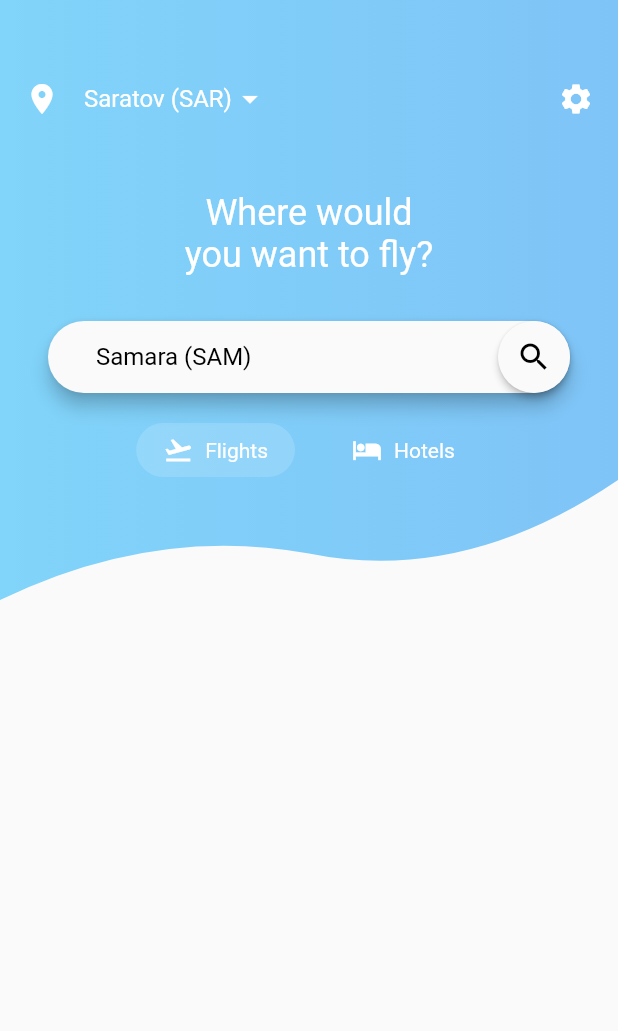
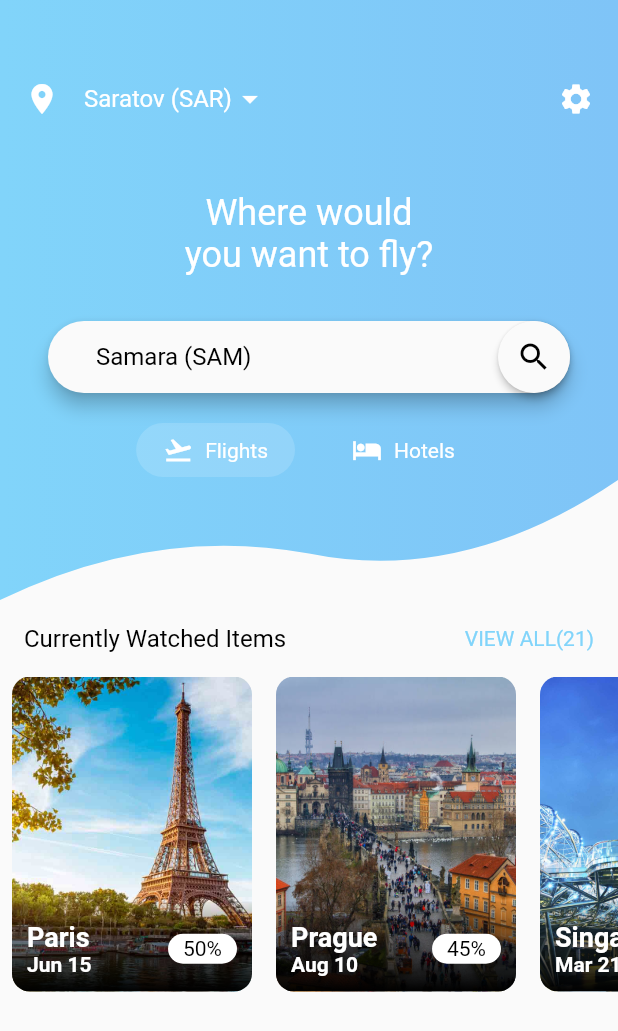
Before and after one commit to Suvorov-Alex/Flight-App-Ui, a Flutter app: the screen it shows after launch, on a phone screen of 412 x 824 dp. Shown: the top 1031 px of the screen. Run offline on Flutter 3.47's test engine with Material 2 defaults, Android fonts, the phone set to English and light mode, and no system bars; Roboto replaces fonts that are missing (Oxygen).

Commit message:
Implement list of city cards

```diff
--- a/flight_app_ui/lib/main.dart
+++ b/flight_app_ui/lib/main.dart
@@ -18,7 +18,7 @@ class HomeScreen extends StatelessWidget {
   Widget build(BuildContext context) {
     return Scaffold(
       body: Column(
-        children: <Widget>[HomeScreenTopPart()],
+        children: <Widget>[HomeScreenTopPart(), homeScreenBottomPart],
       ),
     );
   }
@@ -230,3 +230,131 @@ class _ChoiceChipState extends State<ChoiceChip> {
     );
   }
 }
+
+var viewAllStyle = TextStyle(fontSize: 14.0, color: appTheme.primaryColor);
+
+var homeScreenBottomPart = Column(
+  children: <Widget>[
+    Padding(
+      padding: const EdgeInsets.all(16.0),
+      child: Row(
+        mainAxisAlignment: MainAxisAlignment.spaceBetween,
+        mainAxisSize: MainAxisSize.max,
+        children: <Widget>[
+          Text("Currently Watched Items", style: dropDownMenuItemStyle),
+          Spacer(),
+          Text("VIEW ALL(21)", style: viewAllStyle),
+        ],
+      ),
+    ),
+    Container(
+      height: 210.0,
+      child: ListView(
+        scrollDirection: Axis.horizontal,
+        children: cityCards,
+      ),
+    )
+  ],
+);
+
+List<CityCard> cityCards = [
+  CityCard("assets/images/eifel.jpg", "Paris", "Jun 15", "50", "8319", "4159"),
+  CityCard(
+      "assets/images/prague.jpg", "Prague", "Aug 10", "45", "4299", "2250"),
+  CityCard("assets/images/singapore.jpg", "Singapore", "Mar 21", "50", "9999", "4999"),
+  CityCard("assets/images/ny.jpg", "New York City", "Sep 7", "50", "9000", "4500"),
+  CityCard("assets/images/moscow.jpg", "Moscow", "May 9", "50", "499", "249"),
+];
+
+class CityCard extends StatelessWidget {
+  final String image;
+  final String cityName;
+  final String tourDate;
+  final String discount;
+  final String price;
+  final String priceWithDiscount;
+
+  CityCard(this.image, this.cityName, this.tourDate, this.discount, this.price,
+      this.priceWithDiscount);
+
+  @override
+  Widget build(BuildContext context) {
+    return Padding(
+      padding: const EdgeInsets.symmetric(
+        horizontal: 8.0,
+      ),
+      child: ClipRRect(
+        borderRadius: BorderRadius.all(Radius.circular(12.0)),
+        child: Stack(
+          children: <Widget>[
+            Container(
+                height: 210.0,
+                width: 160.0,
+                child: DecoratedBox(
+                    decoration: BoxDecoration(
+                        image: DecorationImage(
+                            image: AssetImage(image), fit: BoxFit.cover)))),
+            Positioned(
+              left: 0.0,
+              bottom: 0.0,
+              width: 160.0,
+              height: 60.0,
+              child: Container(
+                decoration: BoxDecoration(
+                    gradient: LinearGradient(
+                        begin: Alignment.bottomCenter,
+                        end: Alignment.topCenter,
+                        colors: [
+                      Colors.black,
+                      Colors.black.withOpacity(0.06)
+                    ])),
+              ),
+            ),
+            Positioned(
+              left: 10.0,
+              bottom: 10.0,
+              right: 10.0,
+              child: Row(
+                mainAxisSize: MainAxisSize.max,
+                mainAxisAlignment: MainAxisAlignment.spaceBetween,
+                children: <Widget>[
+                  Column(
+                    crossAxisAlignment: CrossAxisAlignment.start,
+                    children: <Widget>[
+                      Text(
+                        cityName,
+                        style: TextStyle(
+                            fontWeight: FontWeight.bold,
+                            color: Colors.white,
+                            fontSize: 18.0),
+                      ),
+                      Text(
+                        tourDate,
+                        style: TextStyle(
+                            fontWeight: FontWeight.bold,
+                            color: Colors.white,
+                            fontSize: 14.0),
+                      ),
+                    ],
+                  ),
+                  Container(
+                      padding:
+                          EdgeInsets.symmetric(horizontal: 10.0, vertical: 2.0),
+                      decoration: BoxDecoration(
+                        color: Colors.white,
+                        shape: BoxShape.rectangle,
+                        borderRadius: BorderRadius.all(Radius.circular(10.0)),
+                      ),
+                      child: Text(
+                        "$discount%",
+                        style: TextStyle(fontSize: 14.0, color: Colors.black),
+                      )),
+                ],
+              ),
+            )
+          ],
+        ),
+      ),
+    );
+  }
+}
--- a/flight_app_ui/pubspec.yaml
+++ b/flight_app_ui/pubspec.yaml
@@ -35,6 +35,8 @@ flutter:
   # included with your application, so that you can use the icons in
   # the material Icons class.
   uses-material-design: true
+  assets:
+    - assets/images/
 
   # To add assets to your application, add an assets section, like this:
   # assets:
```
Also changed, not shown: flight_app_ui/assets/images/eifel.jpg (added), flight_app_ui/assets/images/moscow.jpg (added), flight_app_ui/assets/images/ny.jpg (added), flight_app_ui/assets/images/prague.jpg (added), flight_app_ui/assets/images/singapore.jpg (added).
